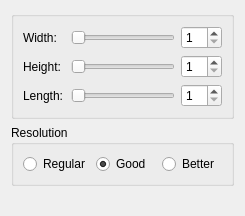
Qt form src/core/widgets/volume_resize_widget.ui (jdms/rrm) before a commit.
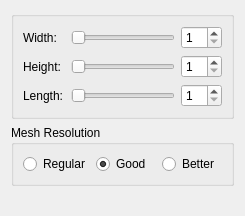
The same form after that commit.

Commit message: Fixing issue in fixed cross-sections window: when one of them was undocked its scene was being deleted

What changed in the file:
```diff
--- a/src/core/widgets/volume_resize_widget.ui
+++ b/src/core/widgets/volume_resize_widget.ui
@@ -89,7 +89,7 @@
    <item>
     <widget class="QGroupBox" name="groupBox">
      <property name="title">
-      <string>Resolution</string>
+      <string>Mesh Resolution</string>
      </property>
      <layout class="QVBoxLayout" name="verticalLayout">
       <item>
```
The commit also changes 4 other files.
